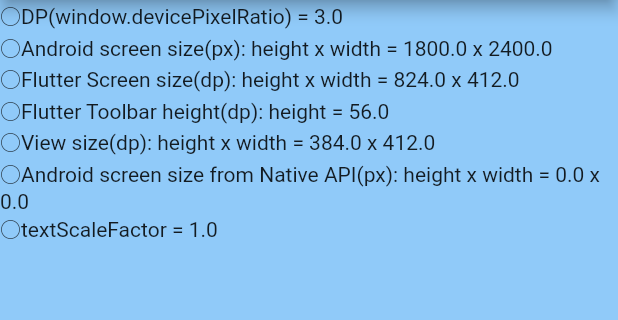
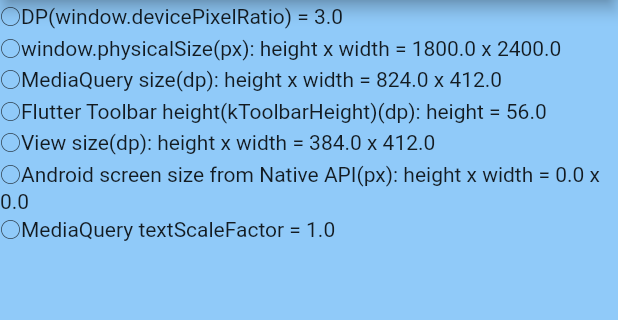
Before and after one commit to keiydev/flutter_tools_sample, a Flutter app: the LayoutScreenSizePage screen opened directly, on a phone screen of 412 x 824 dp, the part 84-404 px from its top. Run offline on Flutter 3.47's test engine with Material 2 defaults, Android fonts, the phone set to English and light mode, and no system bars; our stand-ins replace google_fonts, package_info, toast.

Commit message:
fix tweak

```diff
--- a/lib/layout_screen_size.dart
+++ b/lib/layout_screen_size.dart
@@ -94,15 +94,15 @@ class _ScreenSizeWidgetState extends State<ScreenSizeWidget> {
         child: Text(
           "○DP(window.devicePixelRatio) = " +
               window.devicePixelRatio.toString() +
-              "\n○Android screen size(px): height x width = " +
+              "\n○window.physicalSize(px): height x width = " +
               window.physicalSize.height.toString() +
               " x " +
               window.physicalSize.width.toString() +
-              "\n○Flutter Screen size(dp): height x width = " +
+              "\n○MediaQuery size(dp): height x width = " +
               screenHeight(context).toString() +
               " x " +
               screenWidth(context).toString() +
-              "\n○Flutter Toolbar height(dp): height = " +
+              "\n○Flutter Toolbar height(kToolbarHeight)(dp): height = " +
               kToolbarHeight.toString() +
               "\n○View size(dp): height x width = " +
               _FirstWidgetSize.height.toString() +
@@ -112,7 +112,7 @@ class _ScreenSizeWidgetState extends State<ScreenSizeWidget> {
               _NscreenSize.height.toString() +
               " x " +
               _NscreenSize.width.toString() +
-              "\n○textScaleFactor = " +
+              "\n○MediaQuery textScaleFactor = " +
               MediaQuery.of(context).textScaleFactor.toString(),
           style:
               // fixed font size
--- a/lib/main_list.dart
+++ b/lib/main_list.dart
@@ -114,7 +114,7 @@ class ToolsListPage extends StatelessWidget {
         child: ListTile(
           leading: Icon(Icons.phone_iphone),
           title: Text(Platform.isIOS
-              ? 'Not implemented yet(Start iOS Screen)'
+              ? 'Start iOS Settings'
               : 'not supported this device'),
           enabled: Platform.isIOS,
           onTap: () {
```
Also changed, not shown: 2 other files.
